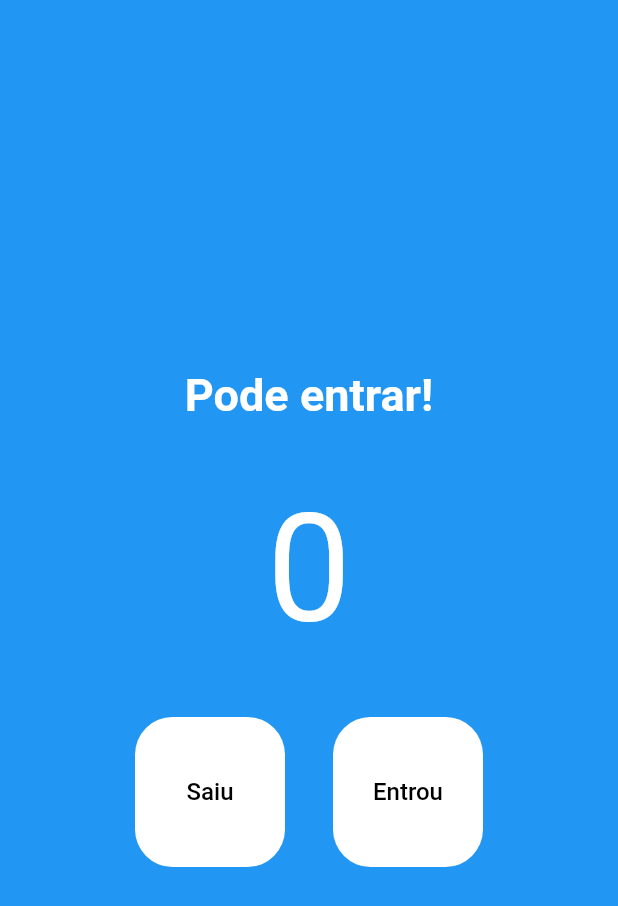
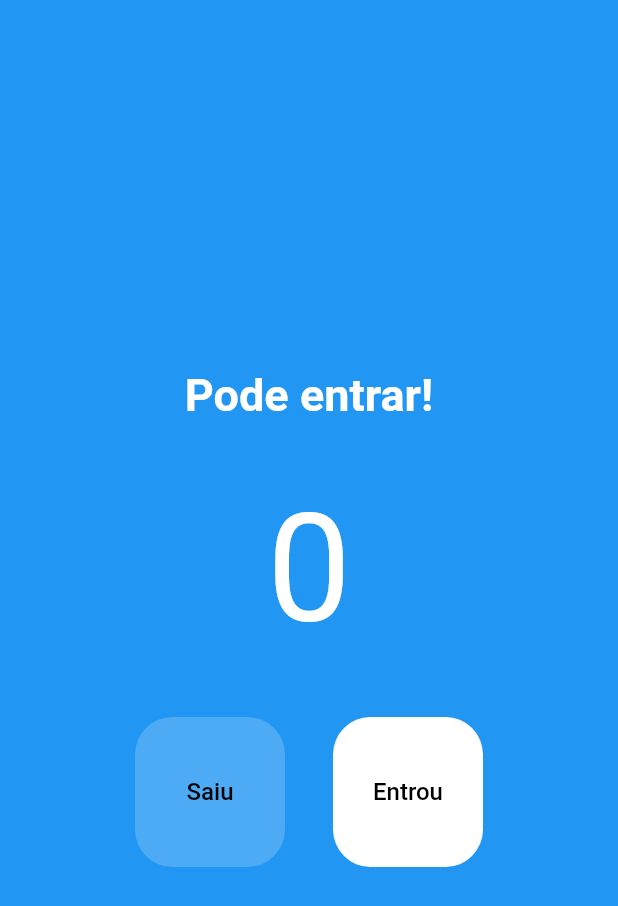
Before and after one commit to AlexandreFerreira97/ContadorP, a Flutter app: the screen it shows after launch, on a phone screen of 412 x 824 dp. Shown: the top 906 px of the screen. Run offline on Flutter 3.47's test engine with Material 2 defaults, Android fonts, the phone set to English and light mode, and no system bars.

Commit message:
Update main.dart

```diff
--- a/lib/main.dart
+++ b/lib/main.dart
@@ -39,6 +39,9 @@ class _HomePageState extends State<HomePage> {
     print(count);
   }
 
+  bool get isEmpty => count == 0;
+  bool get isFull => count == 20;
+
   @override
   Widget build(BuildContext context) {
     return Scaffold(
@@ -46,8 +49,8 @@ class _HomePageState extends State<HomePage> {
       body: Column(
         mainAxisAlignment: MainAxisAlignment.center,
         children: [
-          const Text(
-            'Pode entrar!',
+          Text(
+            isFull ? 'Lotado ':'Pode entrar!',
             style: TextStyle(
               fontSize: 30,
               color: Colors.white,
@@ -68,9 +71,9 @@ class _HomePageState extends State<HomePage> {
             mainAxisAlignment: MainAxisAlignment.center,
             children: [
               TextButton(
-                onPressed: decrement,
+                onPressed: isEmpty ? null : decrement,
                 style: TextButton.styleFrom(
-                  backgroundColor: Colors.white,
+                  backgroundColor: isEmpty ? Colors.white.withOpacity(0.20) : Colors.white,
                   fixedSize: const Size(100, 100),
                   primary: Colors.black,
                   shape: RoundedRectangleBorder(
@@ -87,9 +90,9 @@ class _HomePageState extends State<HomePage> {
               ),
               const SizedBox(width: 32),
               TextButton(
-                onPressed: increment,
+                onPressed: isFull ? null : increment,
                 style: TextButton.styleFrom(
-                  backgroundColor: Colors.white,
+                  backgroundColor: isFull ? Colors.white.withOpacity(0.20) : Colors.white,
                   fixedSize: const Size(100, 100),
                   primary: Colors.black,
                   shape: RoundedRectangleBorder(
```
